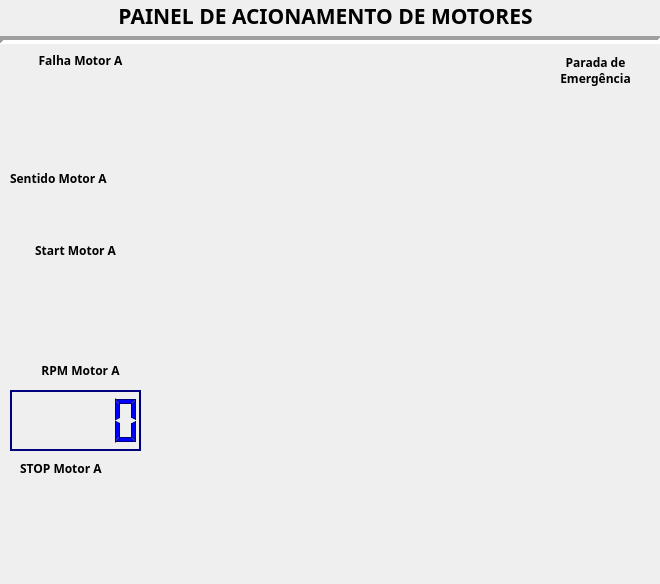
This is PortSerial_Motor/dialog.ui in MaiconGavino/serialPort_motor as Qt 5 draws it before an edit. The edited form follows.
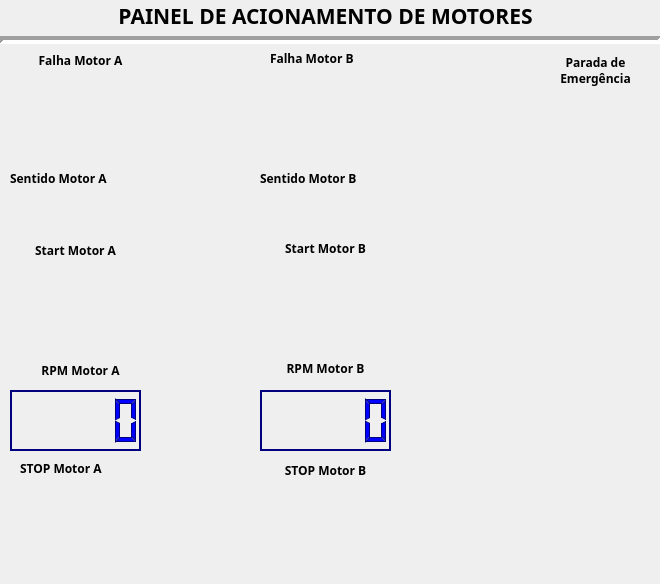
This is the edited form.

Commit message: commit implementacao acoes e modificacao ui

Diff of the .ui file:
```diff
--- a/PortSerial_Motor/dialog.ui
+++ b/PortSerial_Motor/dialog.ui
@@ -639,6 +639,429 @@
     <string>STOP Motor A</string>
    </property>
   </widget>
+  <widget class="QLabel" name="LabelFalha">
+   <property name="geometry">
+    <rect>
+     <x>270</x>
+     <y>50</y>
+     <width>121</width>
+     <height>16</height>
+    </rect>
+   </property>
+   <property name="font">
+    <font>
+     <family>Arial Black</family>
+     <pointsize>9</pointsize>
+     <weight>75</weight>
+     <bold>true</bold>
+    </font>
+   </property>
+   <property name="text">
+    <string>Falha Motor B</string>
+   </property>
+  </widget>
+  <widget class="QPushButton" name="falhaB">
+   <property name="geometry">
+    <rect>
+     <x>270</x>
+     <y>70</y>
+     <width>101</width>
+     <height>91</height>
+    </rect>
+   </property>
+   <property name="text">
+    <string/>
+   </property>
+   <property name="iconSize">
+    <size>
+     <width>101</width>
+     <height>91</height>
+    </size>
+   </property>
+   <property name="autoDefault">
+    <bool>false</bool>
+   </property>
+   <property name="flat">
+    <bool>true</bool>
+   </property>
+  </widget>
+  <widget class="QLabel" name="label_8">
+   <property name="geometry">
+    <rect>
+     <x>260</x>
+     <y>170</y>
+     <width>141</width>
+     <height>16</height>
+    </rect>
+   </property>
+   <property name="font">
+    <font>
+     <family>Arial Black</family>
+     <pointsize>9</pointsize>
+     <weight>75</weight>
+     <bold>true</bold>
+    </font>
+   </property>
+   <property name="text">
+    <string>Sentido Motor B</string>
+   </property>
+  </widget>
+  <widget class="QPushButton" name="sentB">
+   <property name="geometry">
+    <rect>
+     <x>280</x>
+     <y>190</y>
+     <width>93</width>
+     <height>31</height>
+    </rect>
+   </property>
+   <property name="text">
+    <string/>
+   </property>
+   <property name="iconSize">
+    <size>
+     <width>93</width>
+     <height>31</height>
+    </size>
+   </property>
+   <property name="autoDefault">
+    <bool>false</bool>
+   </property>
+   <property name="flat">
+    <bool>true</bool>
+   </property>
+  </widget>
+  <widget class="QLabel" name="label_9">
+   <property name="geometry">
+    <rect>
+     <x>260</x>
+     <y>240</y>
+     <width>131</width>
+     <height>16</height>
+    </rect>
+   </property>
+   <property name="font">
+    <font>
+     <family>Arial Black</family>
+     <pointsize>9</pointsize>
+     <weight>75</weight>
+     <bold>true</bold>
+    </font>
+   </property>
+   <property name="text">
+    <string>Start Motor B</string>
+   </property>
+   <property name="alignment">
+    <set>Qt::AlignCenter</set>
+   </property>
+  </widget>
+  <widget class="QPushButton" name="startB">
+   <property name="geometry">
+    <rect>
+     <x>270</x>
+     <y>260</y>
+     <width>101</width>
+     <height>93</height>
+    </rect>
+   </property>
+   <property name="text">
+    <string/>
+   </property>
+   <property name="iconSize">
+    <size>
+     <width>101</width>
+     <height>93</height>
+    </size>
+   </property>
+   <property name="autoDefault">
+    <bool>false</bool>
+   </property>
+   <property name="flat">
+    <bool>true</bool>
+   </property>
+  </widget>
+  <widget class="QLabel" name="label_10">
+   <property name="geometry">
+    <rect>
+     <x>260</x>
+     <y>360</y>
+     <width>131</width>
+     <height>16</height>
+    </rect>
+   </property>
+   <property name="font">
+    <font>
+     <family>Arial Black</family>
+     <pointsize>9</pointsize>
+     <weight>75</weight>
+     <bold>true</bold>
+    </font>
+   </property>
+   <property name="text">
+    <string>RPM Motor B</string>
+   </property>
+   <property name="alignment">
+    <set>Qt::AlignCenter</set>
+   </property>
+  </widget>
+  <widget class="QLCDNumber" name="lcdNumber_2">
+   <property name="geometry">
+    <rect>
+     <x>260</x>
+     <y>390</y>
+     <width>131</width>
+     <height>61</height>
+    </rect>
+   </property>
+   <property name="palette">
+    <palette>
+     <active>
+      <colorrole role="WindowText">
+       <brush brushstyle="SolidPattern">
+        <color alpha="255">
+         <red>0</red>
+         <green>0</green>
+         <blue>255</blue>
+        </color>
+       </brush>
+      </colorrole>
+      <colorrole role="Light">
+       <brush brushstyle="SolidPattern">
+        <color alpha="255">
+         <red>0</red>
+         <green>0</green>
+         <blue>127</blue>
+        </color>
+       </brush>
+      </colorrole>
+      <colorrole role="Dark">
+       <brush brushstyle="SolidPattern">
+        <color alpha="255">
+         <red>0</red>
+         <green>0</green>
+         <blue>127</blue>
+        </color>
+       </brush>
+      </colorrole>
+      <colorrole role="Mid">
+       <brush brushstyle="SolidPattern">
+        <color alpha="255">
+         <red>0</red>
+         <green>0</green>
+         <blue>127</blue>
+        </color>
+       </brush>
+      </colorrole>
+      <colorrole role="Text">
+       <brush brushstyle="SolidPattern">
+        <color alpha="255">
+         <red>0</red>
+         <green>0</green>
+         <blue>0</blue>
+        </color>
+       </brush>
+      </colorrole>
+      <colorrole role="ButtonText">
+       <brush brushstyle="SolidPattern">
+        <color alpha="255">
+         <red>0</red>
+         <green>0</green>
+         <blue>0</blue>
+        </color>
+       </brush>
+      </colorrole>
+      <colorrole role="PlaceholderText">
+       <brush brushstyle="SolidPattern">
+        <color alpha="128">
+         <red>0</red>
+         <green>0</green>
+         <blue>0</blue>
+        </color>
+       </brush>
+      </colorrole>
+     </active>
+     <inactive>
+      <colorrole role="WindowText">
+       <brush brushstyle="SolidPattern">
+        <color alpha="255">
+         <red>0</red>
+         <green>0</green>
+         <blue>255</blue>
+        </color>
+       </brush>
+      </colorrole>
+      <colorrole role="Light">
+       <brush brushstyle="SolidPattern">
+        <color alpha="255">
+         <red>0</red>
+         <green>0</green>
+         <blue>127</blue>
+        </color>
+       </brush>
+      </colorrole>
+      <colorrole role="Dark">
+       <brush brushstyle="SolidPattern">
+        <color alpha="255">
+         <red>0</red>
+         <green>0</green>
+         <blue>127</blue>
+        </color>
+       </brush>
+      </colorrole>
+      <colorrole role="Mid">
+       <brush brushstyle="SolidPattern">
+        <color alpha="255">
+         <red>0</red>
+         <green>0</green>
+         <blue>127</blue>
+        </color>
+       </brush>
+      </colorrole>
+      <colorrole role="Text">
+       <brush brushstyle="SolidPattern">
+        <color alpha="255">
+         <red>0</red>
+         <green>0</green>
+         <blue>0</blue>
+        </color>
+       </brush>
+      </colorrole>
+      <colorrole role="ButtonText">
+       <brush brushstyle="SolidPattern">
+        <color alpha="255">
+         <red>0</red>
+         <green>0</green>
+         <blue>0</blue>
+        </color>
+       </brush>
+      </colorrole>
+      <colorrole role="PlaceholderText">
+       <brush brushstyle="SolidPattern">
+        <color alpha="128">
+         <red>0</red>
+         <green>0</green>
+         <blue>0</blue>
+        </color>
+       </brush>
+      </colorrole>
+     </inactive>
+     <disabled>
+      <colorrole role="WindowText">
+       <brush brushstyle="SolidPattern">
+        <color alpha="255">
+         <red>0</red>
+         <green>0</green>
+         <blue>127</blue>
+        </color>
+       </brush>
+      </colorrole>
+      <colorrole role="Light">
+       <brush brushstyle="SolidPattern">
+        <color alpha="255">
+         <red>0</red>
+         <green>0</green>
+         <blue>127</blue>
+        </color>
+       </brush>
+      </colorrole>
+      <colorrole role="Dark">
+       <brush brushstyle="SolidPattern">
+        <color alpha="255">
+         <red>0</red>
+         <green>0</green>
+         <blue>127</blue>
+        </color>
+       </brush>
+      </colorrole>
+      <colorrole role="Mid">
+       <brush brushstyle="SolidPattern">
+        <color alpha="255">
+         <red>0</red>
+         <green>0</green>
+         <blue>127</blue>
+        </color>
+       </brush>
+      </colorrole>
+      <colorrole role="Text">
+       <brush brushstyle="SolidPattern">
+        <color alpha="255">
+         <red>0</red>
+         <green>0</green>
+         <blue>127</blue>
+        </color>
+       </brush>
+      </colorrole>
+      <colorrole role="ButtonText">
+       <brush brushstyle="SolidPattern">
+        <color alpha="255">
+         <red>0</red>
+         <green>0</green>
+         <blue>127</blue>
+        </color>
+       </brush>
+      </colorrole>
+      <colorrole role="PlaceholderText">
+       <brush brushstyle="SolidPattern">
+        <color alpha="128">
+         <red>0</red>
+         <green>0</green>
+         <blue>0</blue>
+        </color>
+       </brush>
+      </colorrole>
+     </disabled>
+    </palette>
+   </property>
+  </widget>
+  <widget class="QLabel" name="label_11">
+   <property name="geometry">
+    <rect>
+     <x>260</x>
+     <y>460</y>
+     <width>131</width>
+     <height>21</height>
+    </rect>
+   </property>
+   <property name="font">
+    <font>
+     <family>Arial Black</family>
+     <pointsize>9</pointsize>
+     <weight>75</weight>
+     <bold>true</bold>
+    </font>
+   </property>
+   <property name="text">
+    <string>STOP Motor B</string>
+   </property>
+   <property name="alignment">
+    <set>Qt::AlignCenter</set>
+   </property>
+  </widget>
+  <widget class="QPushButton" name="pareB">
+   <property name="geometry">
+    <rect>
+     <x>270</x>
+     <y>480</y>
+     <width>101</width>
+     <height>93</height>
+    </rect>
+   </property>
+   <property name="text">
+    <string/>
+   </property>
+   <property name="iconSize">
+    <size>
+     <width>101</width>
+     <height>93</height>
+    </size>
+   </property>
+   <property name="autoDefault">
+    <bool>false</bool>
+   </property>
+   <property name="flat">
+    <bool>true</bool>
+   </property>
+  </widget>
  </widget>
  <resources/>
  <connections/>
```
The commit also changes 6 other files.
